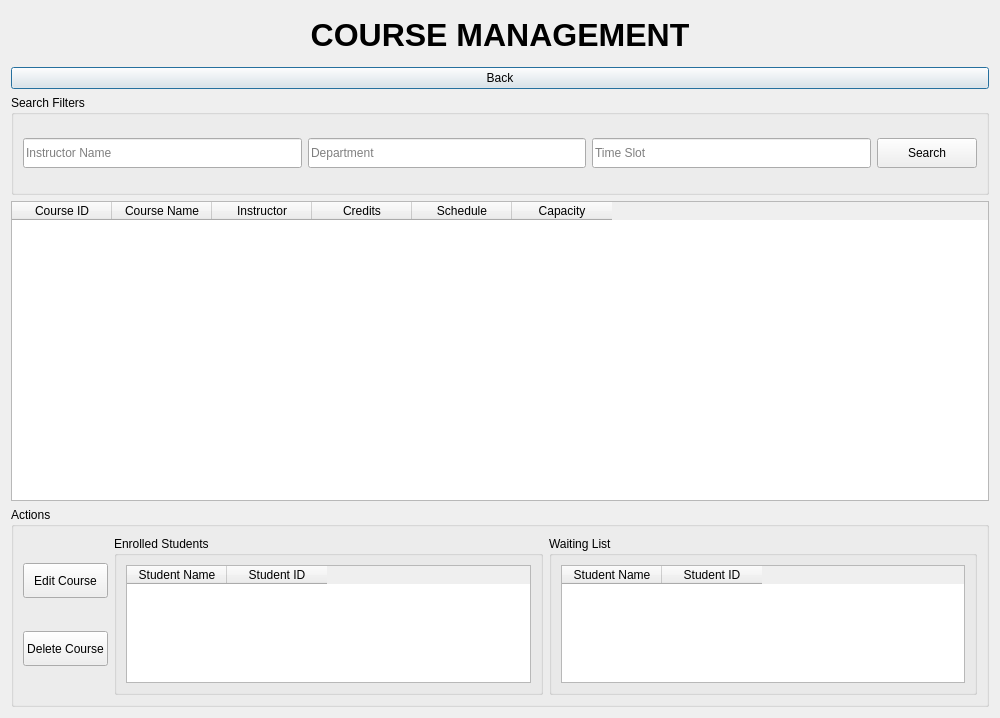
The window that UCRS/Forms/cmpage.ui (OMarey1/University-Course-Registration-System) describes before a commit, drawn with Qt 5.
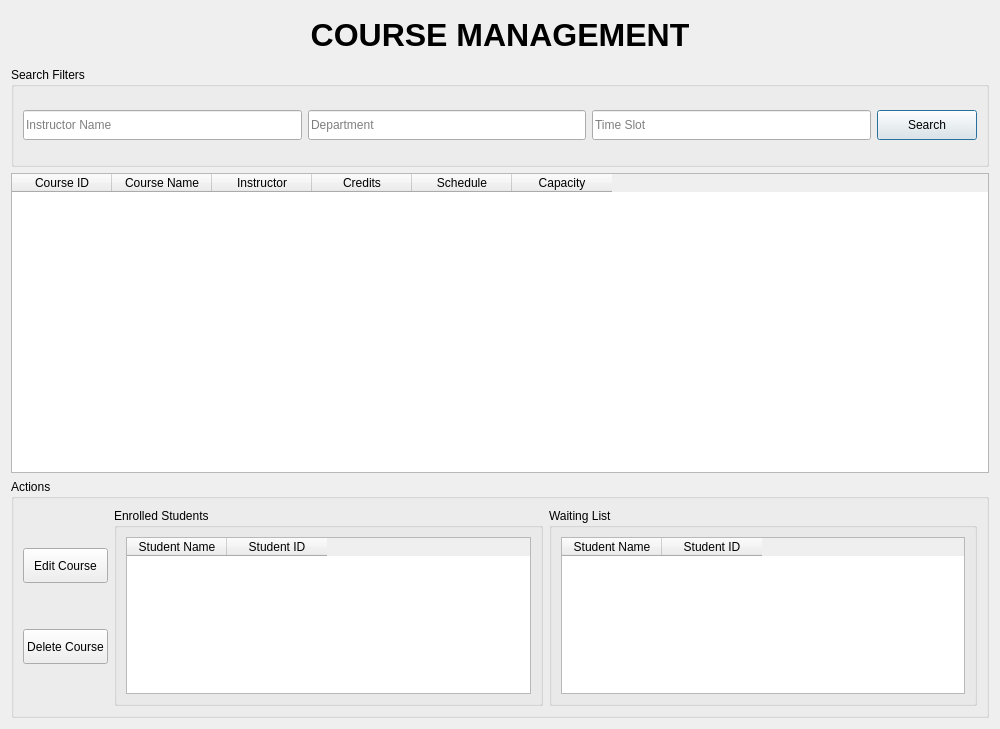
The same window after the commit.

The edit to the form file:
```diff
--- a/UCRS/Forms/cmpage.ui
+++ b/UCRS/Forms/cmpage.ui
@@ -7,7 +7,7 @@
     <x>0</x>
     <y>0</y>
     <width>1000</width>
-    <height>700</height>
+    <height>729</height>
    </rect>
   </property>
   <property name="windowTitle">
@@ -30,13 +30,6 @@
      </property>
     </widget>
    </item>
-   <item>
-    <widget class="QPushButton" name="backPushButton">
-     <property name="text">
-      <string>Back</string>
-     </property>
-    </widget>
-   </item>
    <item>
     <widget class="QGroupBox" name="searchGroupBox">
      <property name="minimumSize">
```
